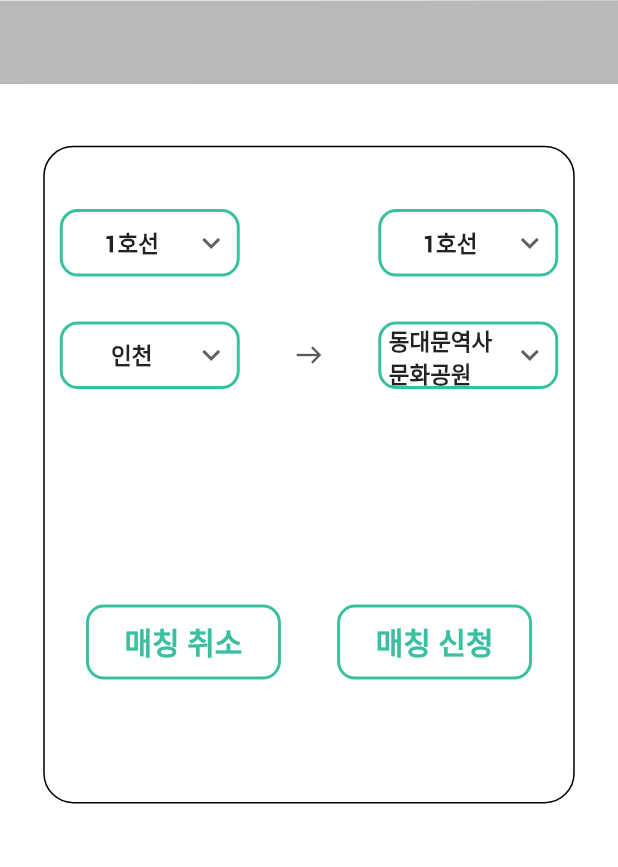
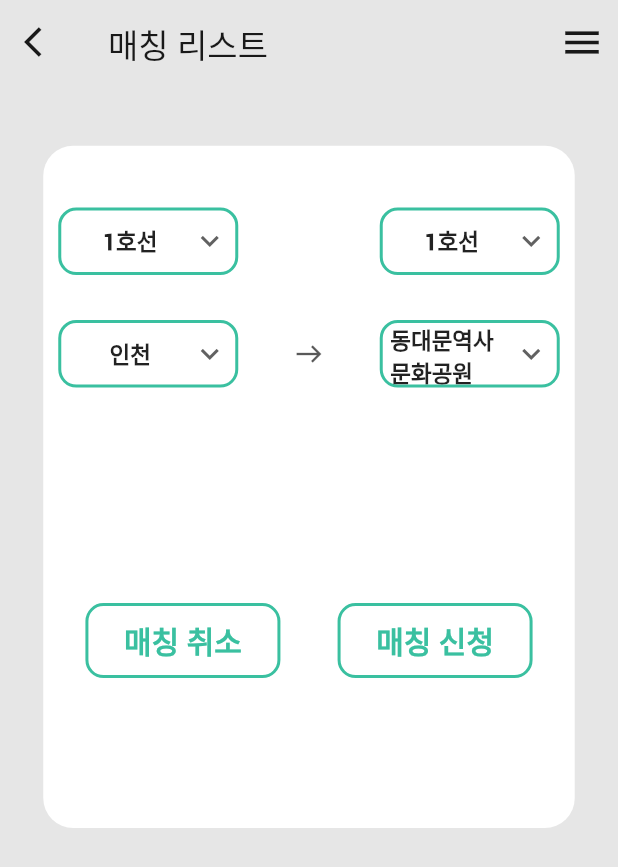
Before and after one commit to HandySub/HandySub_FrontEnd, a Flutter app: the screen it shows after launch, after a tap on "시작하기", on a phone screen of 412 x 824 dp. Shown: the top 867 px of the screen. Run offline on Flutter 3.47's test engine with Material 2 defaults, Android fonts, the phone set to English and light mode, and no system bars; Roboto replaces fonts that are missing (GmarketSans).

Commit message:
add SafeArea, etc.

```diff
--- a/lib/components/appBar.dart
+++ b/lib/components/appBar.dart
@@ -28,12 +28,16 @@ PreferredSizeWidget defaultAppBar(
         },
       ),
     ],
-    title: Text(
-      titleText,
-      style: TextStyle(
-        color: real_black,
-        fontWeight: FontWeight.w500,
-        fontSize: 22,
+    centerTitle: false,
+    title: Padding(
+      padding: const EdgeInsets.fromLTRB(0, 2, 0, 0),
+      child: Text(
+        titleText,
+        style: TextStyle(
+          color: real_black,
+          fontWeight: FontWeight.w500,
+          fontSize: 22,
+        ),
       ),
     ),
     systemOverlayStyle: SystemUiOverlayStyle.dark,
--- a/lib/constants/colors.dart
+++ b/lib/constants/colors.dart
@@ -6,5 +6,5 @@ const real_white = Color(0xffffffff);
 const real_black = Color.fromARGB(255, 25, 25, 25);
 const real_black_65 = Color.fromRGBO(0, 0, 0, 0.65);
 const real_black_19 = Color.fromRGBO(0, 0, 0, 0.19);
-const lightgray = Color(0x00E9E9E9);
+const lightgray = Color.fromRGBO(0, 0, 0, 0.09);
 const main_color_light = Color(0xffe7f4e8);
--- a/lib/pages/Matching/matching_apply_disabled.dart
+++ b/lib/pages/Matching/matching_apply_disabled.dart
@@ -49,24 +49,23 @@ class _MatchingApplyPage_DisabledState
       theme: ThemeData(
         fontFamily: 'GmarketSans',
       ),
-      home: Scaffold(
-        // TODO : change Color to lightgray
-        backgroundColor: real_white,
-        appBar: AppBar(
-          backgroundColor: lightgray,
-          elevation: 0.1,
-        ),
-        body: Center(
+      home: Container(
+        color: main_color,
+        child: SafeArea(
+          child: Scaffold(
+            appBar:
+                defaultAppBar(context, "매칭 리스트", real_black.withOpacity(0.09)),
+            body: Container(
+              color: real_black.withOpacity(0.09),
+              child: Center(
                 child: SizedBox(
                   width: width,
                   height: height,
                   child: Container(
-              margin: EdgeInsets.fromLTRB(
-                  width * 0.07, height * 0.05, width * 0.07, height * 0.35),
+                    margin: EdgeInsets.fromLTRB(width * 0.07, height * 0.05,
+                        width * 0.07, height * 0.33),
                     // padding: EdgeInsets.fromLTRB(width * 0.1, 9, width * 0.1, 9),
                     decoration: BoxDecoration(
-                // Todo : remove border line when background color(lightgray) is applied.
-                border: Border.all(),
                       borderRadius: BorderRadius.all(Radius.circular(20)),
                       color: real_white,
                     ),
@@ -88,7 +87,8 @@ class _MatchingApplyPage_DisabledState
                                     isExpanded: true,
                                     value: linePick_dropDownValue1,
                                     icon: const Icon(Icons.keyboard_arrow_down),
-                              items: line_dropDownList.map((String items) {
+                                    items:
+                                        line_dropDownList.map((String items) {
                                       return DropdownMenuItem(
                                         value: items,
                                         child: Center(
@@ -104,7 +104,8 @@ class _MatchingApplyPage_DisabledState
                                     }).toList(),
                                     onChanged: (dynamic newValue) {
                                       setState(() {
-                                  linePick_dropDownValue1 = newValue ?? "";
+                                        linePick_dropDownValue1 =
+                                            newValue ?? "";
                                       });
                                     },
                                   ),
@@ -115,7 +116,8 @@ class _MatchingApplyPage_DisabledState
                                     isExpanded: true,
                                     value: linePick_dropDownValue2,
                                     icon: const Icon(Icons.keyboard_arrow_down),
-                              items: line_dropDownList.map((String items) {
+                                    items:
+                                        line_dropDownList.map((String items) {
                                       return DropdownMenuItem(
                                         value: items,
                                         child: Center(
@@ -131,7 +133,8 @@ class _MatchingApplyPage_DisabledState
                                     }).toList(),
                                     onChanged: (dynamic newValue) {
                                       setState(() {
-                                  linePick_dropDownValue2 = newValue ?? "";
+                                        linePick_dropDownValue2 =
+                                            newValue ?? "";
                                       });
                                     },
                                   ),
@@ -150,7 +153,8 @@ class _MatchingApplyPage_DisabledState
                                     isExpanded: true,
                                     value: stationPick_dropDownValue1,
                                     icon: const Icon(Icons.keyboard_arrow_down),
-                              items: station_dropDownList.map((String items) {
+                                    items: station_dropDownList
+                                        .map((String items) {
                                       return DropdownMenuItem(
                                         value: items,
                                         child: Center(
@@ -166,7 +170,8 @@ class _MatchingApplyPage_DisabledState
                                     }).toList(),
                                     onChanged: (dynamic newValue) {
                                       setState(() {
-                                  stationPick_dropDownValue1 = newValue ?? "";
+                                        stationPick_dropDownValue1 =
+                                            newValue ?? "";
                                       });
                                     },
                                   ),
@@ -182,7 +187,8 @@ class _MatchingApplyPage_DisabledState
                                     isExpanded: true,
                                     value: stationPick_dropDownValue2,
                                     icon: const Icon(Icons.keyboard_arrow_down),
-                              items: station_dropDownList.map((String items) {
+                                    items: station_dropDownList
+                                        .map((String items) {
                                       return DropdownMenuItem(
                                         value: items,
                                         child: Center(
@@ -198,7 +204,8 @@ class _MatchingApplyPage_DisabledState
                                     }).toList(),
                                     onChanged: (dynamic newValue) {
                                       setState(() {
-                                  stationPick_dropDownValue2 = newValue ?? "";
+                                        stationPick_dropDownValue2 =
+                                            newValue ?? "";
                                       });
                                     },
                                   ),
@@ -223,6 +230,9 @@ class _MatchingApplyPage_DisabledState
                           ],
                         )
                       ],
+                    ),
+                  ),
+                ),
               ),
             ),
           ),
--- a/lib/pages/Matching/matching_pick_abled.dart
+++ b/lib/pages/Matching/matching_pick_abled.dart
@@ -57,7 +57,10 @@ class _MatchingPickAbledState extends State<MatchingPickAbled> {
       theme: ThemeData(
         fontFamily: 'GmarketSans',
       ),
-      home: Scaffold(
+      home: Container(
+        color: main_color,
+        child: SafeArea(
+          child: Scaffold(
             backgroundColor: real_white,
             // * AppBar
             appBar: defaultAppBar(context, "매칭 선택", real_white),
@@ -182,6 +185,8 @@ class _MatchingPickAbledState extends State<MatchingPickAbled> {
               ],
             ),
           ),
+        ),
+      ),
     );
   }
 
```
Lines whose indentation alone changed are shown as unchanged.
